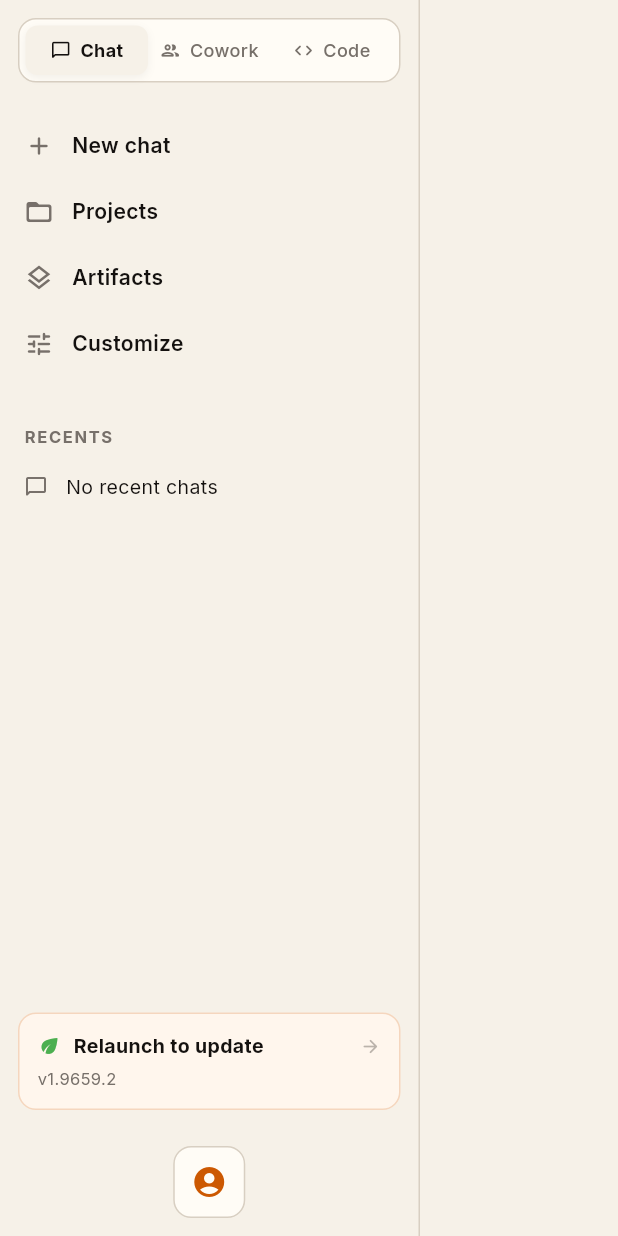
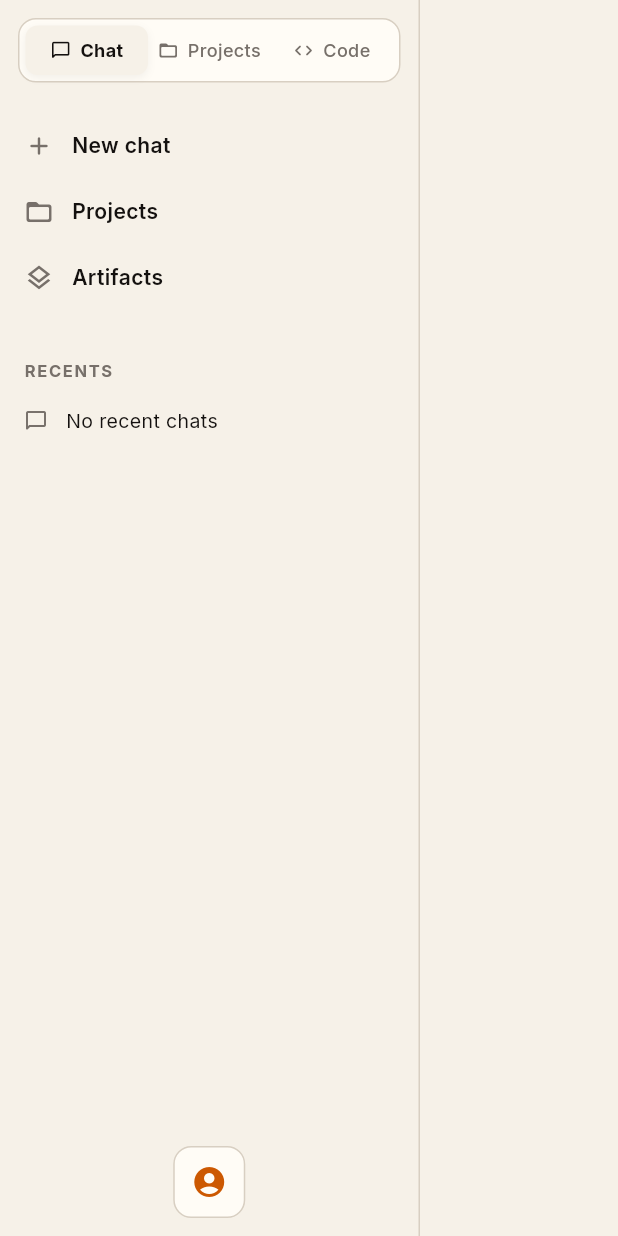
Before and after one commit to Aruntejavemula/omnimind-byok, a Flutter app: the Sidebar widget shown alone on an empty page, opened directly, on a phone screen of 412 x 824 dp. Run offline on Flutter 3.47's test engine with Material 3 defaults, Android fonts, the phone set to English and light mode, and no system bars; our stand-ins replace dio, file_picker, flutter_markdown, flutter_riverpod, flutter_secure_storage, go_router and 7 more; accounts and stored records are empty.

Commit message:
UI: Fix sidebar tabs (Chat/Projects/Code), remove update banner, and clean dead buttons

```diff
--- a/lib/main.dart
+++ b/lib/main.dart
@@ -1984,7 +1984,7 @@ class Sidebar extends ConsumerWidget {
                 child: Row(
                   children: [
                     _TabButton(label: 'Chat', icon: Icons.chat_bubble_outline_rounded, isActive: currentTab == 'chat', onTap: () => app.setSidebarTab('chat')),
-                    _TabButton(label: 'Cowork', icon: Icons. people_outline_rounded, isActive: currentTab == 'cowork', onTap: () => app.setSidebarTab('cowork')),
+                    _TabButton(label: 'Projects', icon: Icons.folder_open_rounded, isActive: currentTab == 'cowork', onTap: () => app.setSidebarTab('cowork')),
                     _TabButton(label: 'Code', icon: Icons.code_rounded, isActive: currentTab == 'code', onTap: () => app.setSidebarTab('code')),
                   ],
                 ),
@@ -1999,7 +1999,6 @@ class Sidebar extends ConsumerWidget {
                   _SidebarMenuItem(icon: Icons.add_rounded, label: 'New chat', onTap: () => context.go('/chat')),
                   _SidebarMenuItem(icon: Icons.folder_open_rounded, label: 'Projects', onTap: () => context.go('/projects')),
                   _SidebarMenuItem(icon: Icons.layers_outlined, label: 'Artifacts', onTap: () => context.go('/artifacts')),
-                  _SidebarMenuItem(icon: Icons.tune_rounded, label: 'Customize', onTap: () => context.go('/settings/preferences')),
 
                   const SizedBox(height: 24),
                   const Padding(
@@ -2011,29 +2010,6 @@ class Sidebar extends ConsumerWidget {
               ),
             ),
 
-            // Relaunch Banner
-            Padding(
-              padding: const EdgeInsets.all(12),
-              child: Container(
-                padding: const EdgeInsets.all(12),
-                decoration: BoxDecoration(color: const Color(0xFFFFF6ED), borderRadius: BorderRadius.circular(12), border: Border.all(color: MioTheme.orange.withOpacity(.2))),
-                child: Column(
-                  crossAxisAlignment: CrossAxisAlignment.start,
-                  children: [
-                    Row(
-                      children: [
-                        const Icon(Icons.eco_rounded, size: 16, color: Color(0xFF4CAF50)),
-                        const SizedBox(width: 8),
-                        const Expanded(child: Text('Relaunch to update', style: TextStyle(fontWeight: FontWeight.w700, fontSize: 13))),
-                        Icon(Icons.arrow_forward_rounded, size: 14, color: MioTheme.muted.withOpacity(.5)),
-                      ],
-                    ),
-                    const SizedBox(height: 4),
-                    const Text('v1.9659.2', style: TextStyle(fontSize: 11, color: MioTheme.muted)),
-                  ],
-                ),
-              ),
-            ),
 
             // Profile Footer
             Padding(
```
